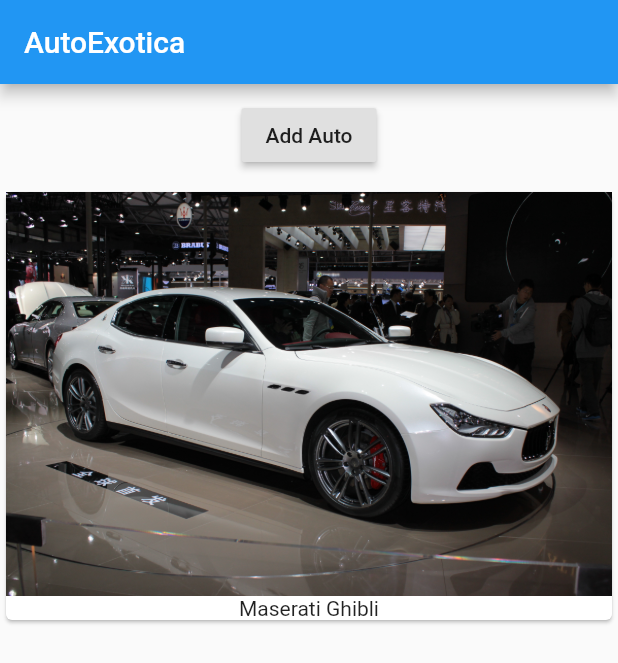
After one commit to programmingjam/auto-exotica, a Flutter app: the screen it shows after launch, on a phone screen of 412 x 824 dp. The commit adds this screen. Shown: the top 663 px of the screen. Run offline on Flutter 3.47's test engine with Material 2 defaults, Android fonts, the phone set to English and light mode, and no system bars.

Commit message:
Refactor and separate widgets

```diff
--- /dev/null
+++ b/lib/autos.dart
@@ -0,0 +1,24 @@
+import 'package:flutter/material.dart';
+
+class Autos extends StatelessWidget {
+  final List<String> autos;
+
+  Autos(this.autos);
+
+  @override
+  Widget build(BuildContext context) {
+    // TODO: implement build
+    return Column(
+      children: autos
+          .map((element) => Card(
+                child: Column(
+                  children: <Widget>[
+                    Image.asset('assets/ghibli.jpg'),
+                    Text('Maserati Ghibli'),
+                  ],
+                ),
+              ))
+          .toList(),
+    );
+  }
+}
--- /dev/null
+++ b/lib/autos_manager.dart
@@ -0,0 +1,44 @@
+import 'package:flutter/material.dart';
+
+import './autos.dart';
+
+class AutosManager extends StatefulWidget {
+  final String firstAuto;
+
+  AutosManager(this.firstAuto);
+
+  @override
+  State<StatefulWidget> createState() {
+    // TODO: implement createState
+    return _AutosManagerState();
+  }
+}
+
+class _AutosManagerState extends State<AutosManager> {
+  List<String> _autos = [];
+
+  @override
+    void initState() {
+      _autos.add(widget.firstAuto);
+      super.initState();
+    }
+
+  @override
+  Widget build(BuildContext context) {
+    // TODO: implement build
+    return Column(children: [
+      Container(
+        margin: EdgeInsets.all(10.0),
+        child: RaisedButton(
+          onPressed: () {
+            setState(() {
+              _autos.add('Ghibli');
+            });
+          },
+          child: Text('Add Auto'),
+        ),
+      ),
+      Autos(_autos)
+    ]);
+  }
+}
--- a/lib/main.dart
+++ b/lib/main.dart
@@ -1,18 +1,10 @@
 import 'package:flutter/material.dart';
+
+import './autos_manager.dart';
 
 main() => runApp(App());
 
-class App extends StatefulWidget {
-  @override
-  State<StatefulWidget> createState() {
-    // TODO: implement createState
-    return _AppState();
-  }
-}
-
-class _AppState extends State<App> {
-  List<String> _autos = ['Maserati'];
-
+class App extends StatelessWidget {
   @override
   Widget build(BuildContext context) {
     return MaterialApp(
@@ -20,33 +12,7 @@ class _AppState extends State<App> {
         appBar: AppBar(
           title: Text('AutoExotica'),
         ),
-        body: Column(
-          children: [
-            Container(
-              margin: EdgeInsets.all(10.0),
-              child: RaisedButton(
-                onPressed: () {
-                  setState(() {
-                    _autos.add('Ghibli');
-                  });
-                },
-                child: Text('Add Auto'),
-              ),
-            ),
-            Column(
-              children: _autos
-                  .map((element) => Card(
-                        child: Column(
-                          children: <Widget>[
-                            Image.asset('assets/ghibli.jpg'),
-                            Text('Maserati Ghibli'),
-                          ],
-                        ),
-                      ))
-                  .toList(),
-            ),
-          ],
-        ),
+        body: AutosManager('Maserati Ghibli'),
       ),
     );
   }
```
